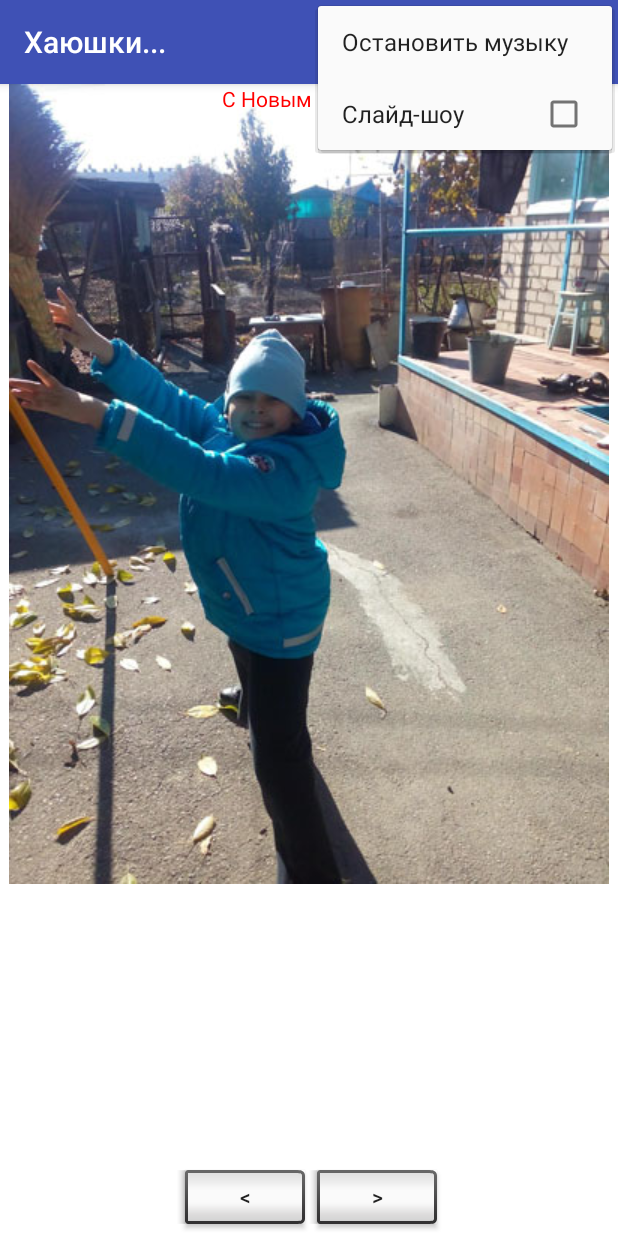
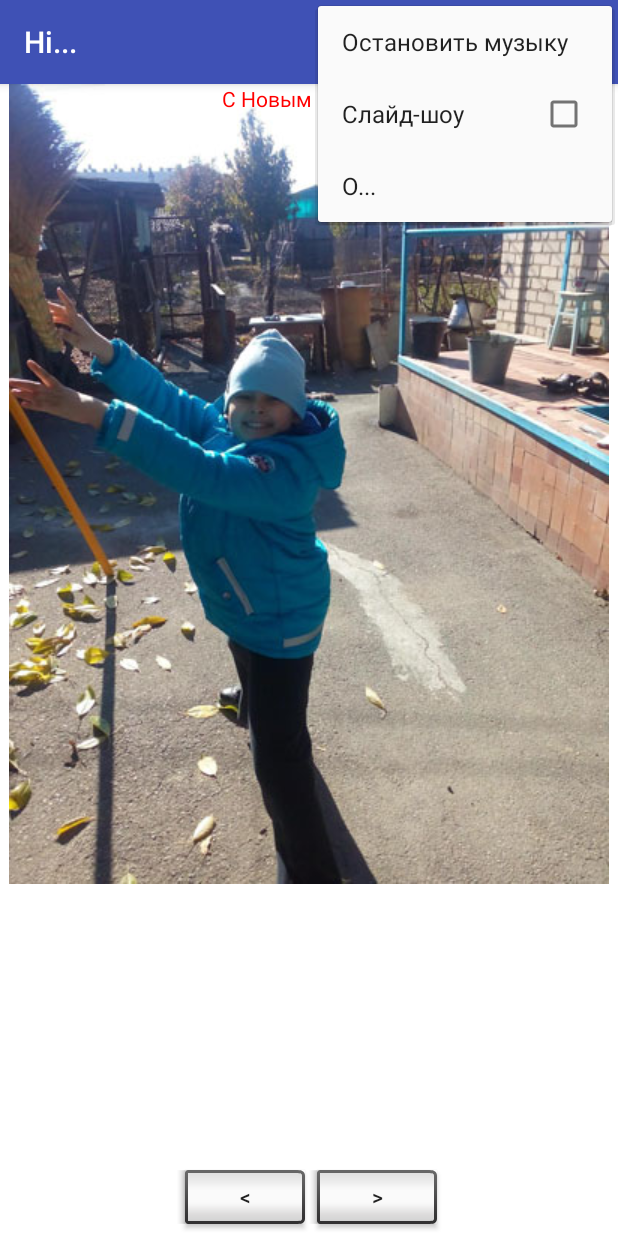
Before and after one commit to skca-ru/NY2016_YEK, an Android app: the screen it shows after launch (YEK), with the options menu open, on a phone screen of 412 x 824 dp. Run offline under Robolectric (Android 15) with nearby library versions, the phone set to English and light mode, and no system bars.

Commit message:
версия О еще не работает

```diff
--- a/app/src/main/res/menu/mainmenu.xml
+++ b/app/src/main/res/menu/mainmenu.xml
@@ -1,5 +1,6 @@
 <?xml version="1.0" encoding="utf-8"?>
-<menu xmlns:tools="http://schemas.android.com/tools"
+<menu xmlns:app="http://schemas.android.com/apk/res-auto"
+    xmlns:tools="http://schemas.android.com/tools"
     xmlns:android="http://schemas.android.com/apk/res/android">
 
     <item
@@ -9,4 +10,8 @@
         android:id="@+id/SlideShow"
         android:checkable="true"
         android:title="@string/SlideShow" />
+    <item
+        android:id="@+id/About"
+        android:title="@string/About" />
+
 </menu>
--- a/app/src/main/res/values/strings.xml
+++ b/app/src/main/res/values/strings.xml
@@ -1,13 +1,17 @@
 <resources>
-    <string name="app_name">Хаюшки...</string>
+    <string name="app_name">Hi...</string>
 
+    андроид студио git
     <string name="Next_Button">></string>
+    андроид студио git
     <string name="Prev_Button">&lt;</string>
 
     <string name="HappyNY">С Новым Годом!!!</string>
-    <string name="Next_Button_land"  >Следующий<br/>(Next)</string>
+    <string name="Next_Button_land">Следующий<br />(Next)</string>
     <string name="MusicPlay">Играть музыку</string>
     <string name="MusicStop">Остановить музыку</string>
     <string name="SlideShow">Слайд-шоу</string>
+    <string name="About">O...</string>
+    <string name="AboutO">О программе</string>
 
 </resources>
```
Also changed, not shown: app/build.gradle (+5 -3 lines), app/src/main/AndroidManifest.xml (+4 -3 lines), app/src/main/java/ru/kev/ny2016/ny2016_yek/About.java (added, +13 -0 lines), app/src/main/java/ru/kev/ny2016/ny2016_yek/YEK.java (+6 -1 lines), app/src/main/res/layout/activity_about.xml (added, +16 -0 lines), 1 other file.
